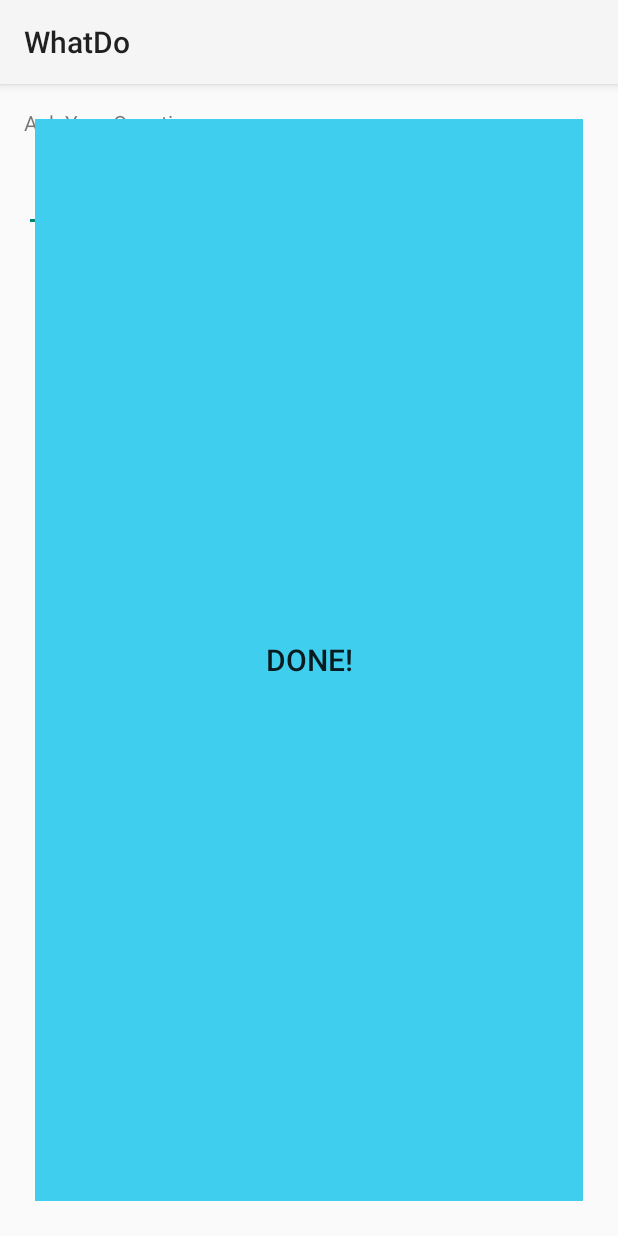
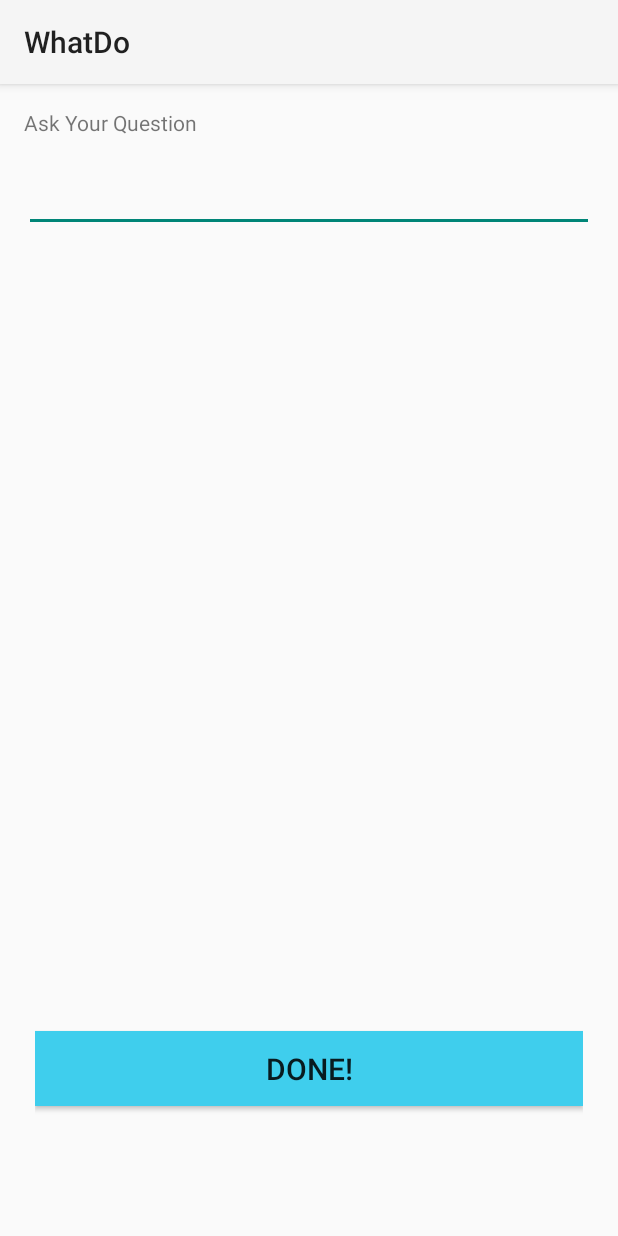
Before and after one commit to WhatDoApp/WhatDoApp, an Android app: the layout activity_question_creator.xml on its own in the app's theme, with its tools: preview values and no code run, on a phone screen of 412 x 824 dp. Run offline under Robolectric (Android 15) with nearby library versions, the phone set to English and light mode, and no system bars.

Commit message:
Fixed Button on page

```diff
--- a/WhatDo/app/src/main/AndroidManifest.xml
+++ b/WhatDo/app/src/main/AndroidManifest.xml
@@ -9,11 +9,7 @@
         <activity
             android:name=".MyQuestionsActivity"
             android:label="@string/app_name" >
-            <intent-filter>
-                <action android:name="android.intent.action.MAIN" />
 
-                <category android:name="android.intent.category.LAUNCHER" />
-            </intent-filter>
         </activity>
         <activity
             android:name=".LoginActivity"
@@ -26,6 +22,11 @@
         <activity
             android:name=".QuestionCreatorActivity"
             android:label="@string/title_activity_question_creator" >
+            <intent-filter>
+                <action android:name="android.intent.action.MAIN" />
+
+                <category android:name="android.intent.category.LAUNCHER" />
+            </intent-filter>
         </activity>
         <activity
             android:name=".RegistrationActivity"
@@ -34,6 +35,7 @@
         <activity
             android:name=".SplashActivity"
             android:label="@string/title_activity_splash" >
+
         </activity>
         <activity
             android:name=".CategoriesActivity"
--- a/WhatDo/app/src/main/java/com/whatdo/whatdoco/whatdo/SplashActivity.java
+++ b/WhatDo/app/src/main/java/com/whatdo/whatdoco/whatdo/SplashActivity.java
@@ -1,5 +1,6 @@
 package com.whatdo.whatdoco.whatdo;
 
+import android.app.Activity;
 import android.content.Intent;
 import android.os.Handler;
 import android.support.v7.app.AppCompatActivity;
@@ -7,7 +8,7 @@ import android.os.Bundle;
 import android.view.Menu;
 import android.view.MenuItem;
 
-public class SplashActivity extends AppCompatActivity {
+public class SplashActivity extends Activity {
 
     @Override
     protected void onCreate(Bundle savedInstanceState) {
--- a/WhatDo/app/src/main/res/layout/activity_question_creator.xml
+++ b/WhatDo/app/src/main/res/layout/activity_question_creator.xml
@@ -14,7 +14,7 @@
         android:layout_height="wrap_content" />
 
     <EditText
-        android:layout_width="wrap_content"
+        android:layout_width="fill_parent"
         android:layout_height="wrap_content"
         android:inputType="textMultiLine"
         android:ems="10"
@@ -30,8 +30,8 @@
     </LinearLayout>
     <LinearLayout
         android:orientation="horizontal"
-        android:layout_width="match_parent"
-        android:layout_height="match_parent"
+        android:layout_width="fill_parent"
+        android:layout_height="fill_parent"
         android:padding="7dp">
         <RelativeLayout
             android:orientation="horizontal"
@@ -41,13 +41,15 @@
 
             <Button
                 android:layout_width="fill_parent"
-                android:layout_height="fill_parent"
+                android:layout_height="50dp"
                 android:padding="10dp"
                 android:text="Done!"
                 android:id="@+id/create_question"
                 android:background="#ff3fceed"
                 android:textSize="20dp"
-                android:layout_gravity="center_vertical|center_horizontal"/>
+                android:layout_gravity="center_vertical"
+                android:layout_alignParentBottom="true"
+                android:layout_marginBottom="63dp" />
         </RelativeLayout>
     </LinearLayout>
 </RelativeLayout>
```
